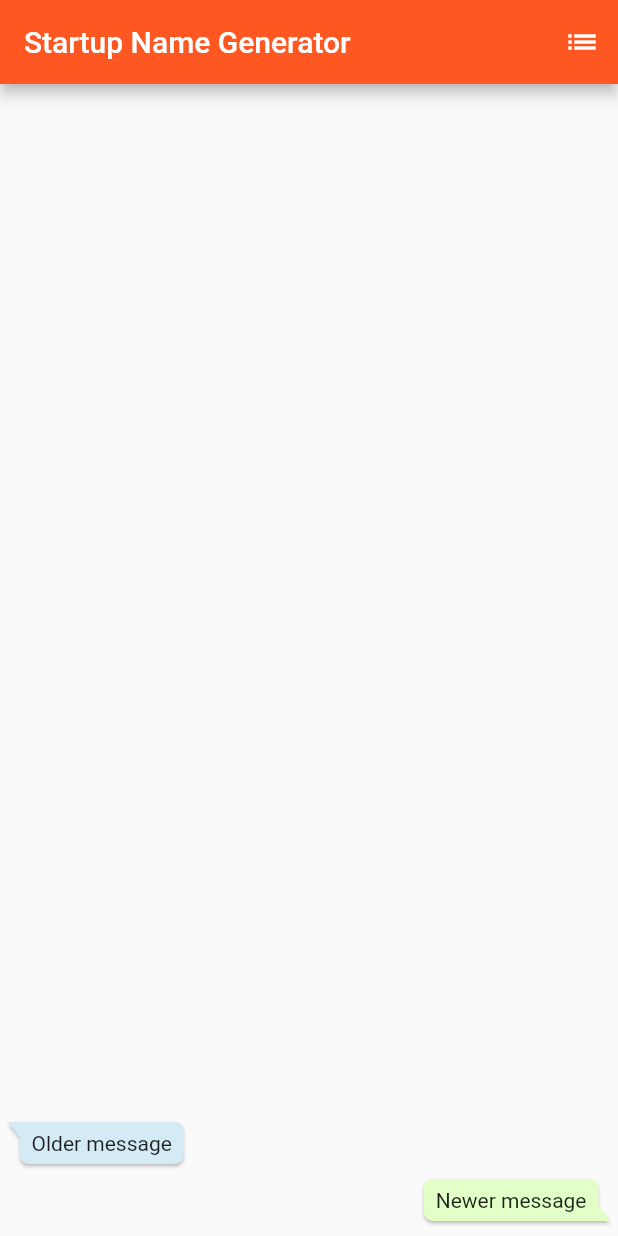
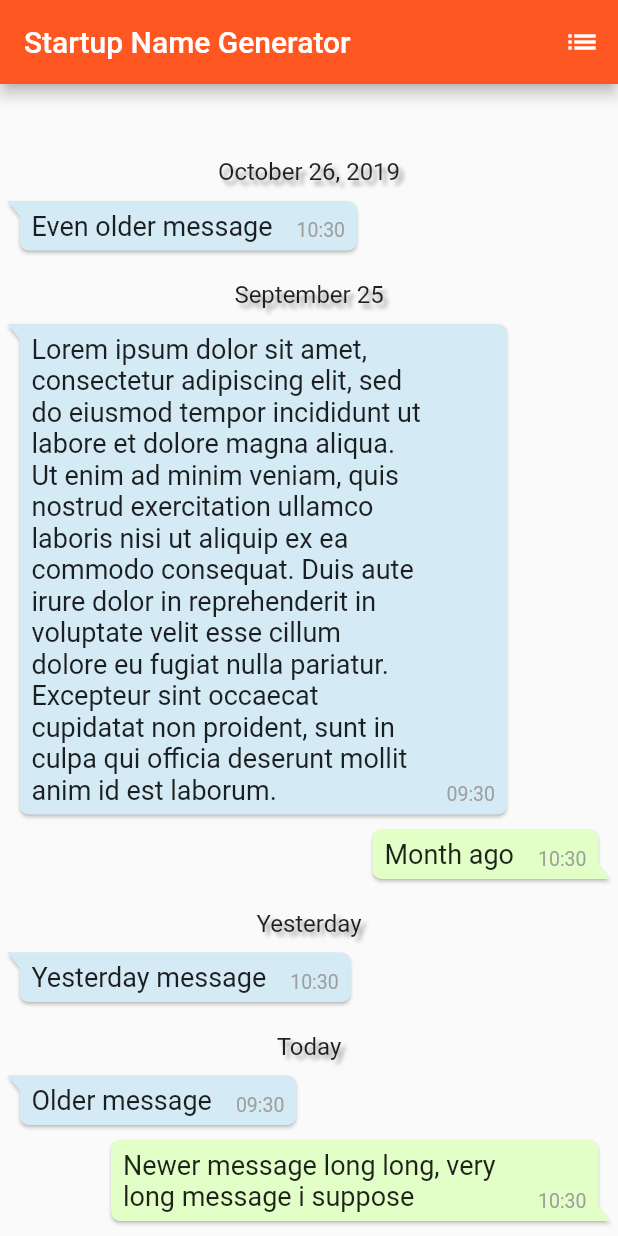
Before and after one commit to diogen737/startup_namer, a Flutter app: the screen it shows after launch, on a phone screen of 412 x 824 dp. Run offline on Flutter 3.47's test engine with Material 2 defaults, Android fonts, the phone set to English and light mode, and no system bars; drawn by our look-alikes of bubble.

Commit message:
[master] Adjust bubble styles; add message date separator

```diff
--- a/lib/src/blocs/message-bloc.dart
+++ b/lib/src/blocs/message-bloc.dart
@@ -1,5 +1,6 @@
 import 'dart:async';
 
+import 'package:intl/intl.dart';
 import 'package:startup_namer/src/model/message.dart';
 import 'package:startup_namer/src/repository/message-repository.dart';
 
@@ -18,10 +19,41 @@ class MessageBloc {
 
   getMessages() async {
     final pojos = await _repository.fetchMessages();
-    final messages = pojos
-      .map((pojo) => new Message.fromPojo(pojo, _selfUid))
-      .toList();
-    messageSink.add(messages);
+    final messages = pojos.map((pojo) => new Message.fromPojo(pojo, _selfUid)).toList();
+    messages.sort((a, b) => b.sent.isAfter(a.sent) ? 1 : -1);
+
+    final List<Message> messagesWithDates = [];
+    String currentDate;
+    // Process message dates in reversed order
+    messages.reversed.forEach((msg) {
+      final msgDate = _formatDate(msg.sent);
+      if (msgDate != currentDate) {
+        currentDate = msgDate;
+        messagesWithDates.add(new Message.dateSeparator(currentDate));
+      }
+      messagesWithDates.add(msg);
+    });
+
+    // Reverse message list back
+    messageSink.add(messagesWithDates.reversed.toList());
+  }
+
+  String _formatDate(DateTime date) {
+    DateFormat format;
+    final today = DateTime.now();
+    final yesterday = today.subtract(Duration(days: 1));
+    final todayStart = new DateTime(today.year, today.month, today.day);
+    final yesterdayStart = new DateTime(yesterday.year, yesterday.month, yesterday.day);
+    if (date.isAfter(todayStart)) {
+      return 'Today';
+    } else if (date.isAfter(yesterdayStart)) {
+      return 'Yesterday';
+    } else if (date.year != today.year) {
+      format = DateFormat.yMMMMd();
+    } else {
+      format = DateFormat.MMMMd();
+    }
+    return format.format(date);
   }
 
   dispose() {
--- a/lib/src/model/message.dart
+++ b/lib/src/model/message.dart
@@ -1,3 +1,4 @@
+import 'package:intl/intl.dart';
 import 'package:startup_namer/src/model/message-pojo.dart';
 
 class Message {
@@ -7,14 +8,21 @@ class Message {
   DateTime sent;
   String sentFormatted;
   bool isMine;
+  bool isDateSeparator;
 
   Message.fromPojo(MessagePojo pojo, String selfUid) {
     content = pojo.content;
     sender = pojo.sender;
     senderUid = pojo.senderUid;
     isMine = senderUid == selfUid;
+    isDateSeparator = false;
     // TODO: add error check
     sent = DateTime.parse(pojo.sent);
-    sentFormatted = sent.toString();
+    sentFormatted = DateFormat.Hm().format(sent);
+  }
+
+  Message.dateSeparator(String date) {
+    content = date;
+    isDateSeparator = true;
   }
 }
--- a/lib/src/repository/message-repository.dart
+++ b/lib/src/repository/message-repository.dart
@@ -3,7 +3,7 @@ import 'package:startup_namer/src/model/message-pojo.dart';
 class MessageRepository {
   final List<MessagePojo> _predefined = [
     MessagePojo(
-      'Newer message',
+      'Newer message long long, very long message i suppose',
       'Oleg M.',
       '123',
       DateTime.now().toIso8601String(),
@@ -14,11 +14,35 @@ class MessageRepository {
       '456',
       DateTime.now().subtract(Duration(hours: 1)).toIso8601String(),
     ),
+    MessagePojo(
+      'Yesterday message',
+      'Ruslan M.',
+      '456',
+      DateTime.now().subtract(Duration(days: 1)).toIso8601String(),
+    ),
+    MessagePojo(
+      'Month ago',
+      'Oleg M.',
+      '123',
+      DateTime.now().subtract(Duration(days: 30)).toIso8601String(),
+    ),
+    MessagePojo(
+      'Lorem ipsum dolor sit amet, consectetur adipiscing elit, sed do eiusmod tempor incididunt ut labore et dolore magna aliqua. Ut enim ad minim veniam, quis nostrud exercitation ullamco laboris nisi ut aliquip ex ea commodo consequat. Duis aute irure dolor in reprehenderit in voluptate velit esse cillum dolore eu fugiat nulla pariatur. Excepteur sint occaecat cupidatat non proident, sunt in culpa qui officia deserunt mollit anim id est laborum.',
+      'Ruslan M.',
+      '456',
+      DateTime.now().subtract(Duration(days: 30, hours: 1)).toIso8601String(),
+    ),
+    MessagePojo(
+      'Even older message',
+      'Ruslan M.',
+      '456',
+      DateTime.now().subtract(Duration(days: 365)).toIso8601String(),
+    ),
   ];
 
   Future<List<MessagePojo>> fetchMessages() async {
     return Future.delayed(
-      Duration(seconds: 2),
+      Duration(seconds: 1),
       () => _predefined
     );
   }
--- a/lib/src/screens/components/bubble.dart
+++ b/lib/src/screens/components/bubble.dart
@@ -4,19 +4,50 @@ import 'package:startup_namer/src/model/message.dart';
 
 class MessageBubble extends StatelessWidget {
   final Message msg;
-  final myMessageColor = Color.fromRGBO(225, 255, 199, 1.0);
-  final otherMessageColor = Color.fromRGBO(212, 234, 244, 1.0);
+  final _myMessageColor = Color.fromRGBO(225, 255, 199, 1.0);
+  final _otherMessageColor = Color.fromRGBO(212, 234, 244, 1.0);
+  final _msgTextStyle = TextStyle(fontSize: 18);
+  final _msgSentStyle = TextStyle(fontSize: 13, color: Colors.grey.shade500);
+  final _dateSeparatorStyle = TextStyle(
+    fontSize: 16,
+    shadows: [Shadow(blurRadius: 3.0, color: Colors.grey, offset: Offset(3.0, 3.0))]
+  );
 
   MessageBubble({this.msg});
 
   @override
   Widget build(BuildContext context) {
+    return msg.isDateSeparator ? _dateSeparatorContainer() : _messageBubble(context);
+  }
+
+  Bubble _messageBubble(BuildContext context) {
     return Bubble(
-      child: Text(msg.content),
+      child: Container(
+        constraints: BoxConstraints(maxWidth: MediaQuery.of(context).size.width * .75),
+        child: Row(
+          mainAxisSize: MainAxisSize.min,
+          crossAxisAlignment: CrossAxisAlignment.end,
+          children: [
+            Flexible(
+              child: Text(msg.content, style: _msgTextStyle)
+            ),
+            SizedBox(width: 16),
+            Text(msg.sentFormatted, style: _msgSentStyle),
+          ],
+        )
+      ),
       margin: BubbleEdges.fromLTRB(5, 0, 5, 10),
       alignment: msg.isMine ? Alignment.bottomRight : Alignment.bottomLeft,
-      color: msg.isMine ? myMessageColor : otherMessageColor,
+      color: msg.isMine ? _myMessageColor : _otherMessageColor,
       nip: msg.isMine ? BubbleNip.rightBottom : BubbleNip.leftTop,
     );
   }
+
+  Container _dateSeparatorContainer() {
+    return Container(
+      child: Text(msg.content, style: _dateSeparatorStyle),
+      alignment: Alignment.center,
+      padding: EdgeInsets.symmetric(vertical: 10),
+    );
+  }
 }
--- a/pubspec.yaml
+++ b/pubspec.yaml
@@ -24,6 +24,7 @@ dependencies:
   flutter:
     sdk: flutter
   bubble: ^1.1.9+1
+  intl: ^0.16.1
   provider: ^4.3.2+2
   english_words: ^3.1.5
 
```
Also changed, not shown: pubspec.lock.
